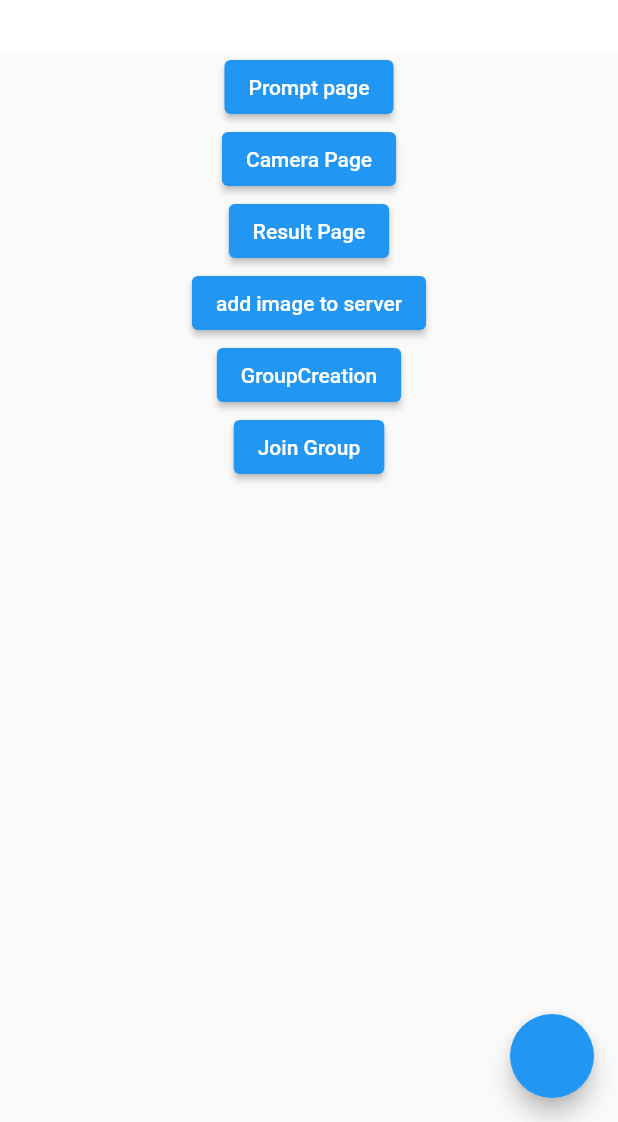
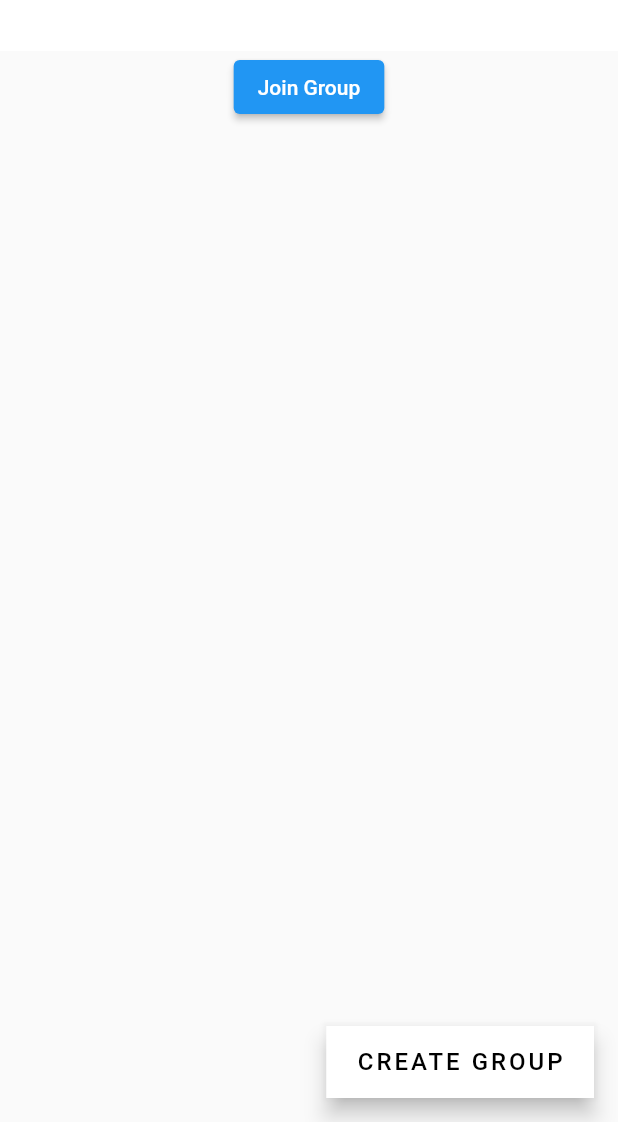
Before and after one commit to Martenere/mytakeapp, a Flutter app: the screen it shows after launch, on a phone screen of 412 x 824 dp, the part 114-1236 px from its top. Run offline on Flutter 3.47's test engine with Material 2 defaults, Android fonts, the light colour scheme and no system bars; our stand-ins replace camera, firebase_auth, firebase_core, firebase_database, firebase_storage, flutter_svg and 1 more; missing offline and left inert: carbon_icons; accounts and stored records are empty; Roboto replaces fonts that are missing (PTMono-reg).

Commit message:
Update HomeScreen.dart

```diff
--- a/lib/Screens/HomeScreen.dart
+++ b/lib/Screens/HomeScreen.dart
@@ -85,36 +85,16 @@ class HomeScreen extends StatelessWidget {
         backgroundColor: Colors.white,
         toolbarHeight: 110,
       ),
-      floatingActionButton: FloatingActionButton(onPressed: () {
+      floatingActionButton: FloatingActionButton.extended(
+        label: Text('CREATE GROUP', style: smNmameText,),
+        shape: BeveledRectangleBorder(borderRadius: BorderRadius.zero),
 
+        backgroundColor: Colors.white,
+        onPressed: () {
+        Navigator.pushNamed(context, '/GroupCreation');
       }),
       body: SingleChildScrollView(
         child: Column(children: [
-          ElevatedButton(
-              onPressed: () {
-                Navigator.pushNamed(context, '/PromptPage');
-              },
-              child: Text('Prompt page')),
-          ElevatedButton(
-              onPressed: () {
-                Navigator.pushNamed(context, '/CameraPage');
-              },
-              child: Text('Camera Page')),
-          ElevatedButton(
-              onPressed: () {
-                Navigator.pushNamed(context, '/Result');
-              },
-              child: Text('Result Page')),
-          ElevatedButton(
-              onPressed: () {
-                // fb.uploadFile();
-              },
-              child: Text('add image to server')),
-          ElevatedButton(
-              onPressed: () {
-                Navigator.pushNamed(context, '/GroupCreation');
-              },
-              child: Text('GroupCreation')),
           ElevatedButton(
               onPressed: () {
                 Navigator.pushNamed(context, '/JoinGroup');
@@ -260,8 +240,7 @@ class HardButton extends StatelessWidget {
           child: Icon(CarbonIcons.play),
         ),
       );
-    }
-    else if (group.isFinished){
+    } else if (group.isFinished) {
       return InkWell(
         onTap: () {
           Provider.of<GroupProvider>(context, listen: false).setGroup(group);
@@ -275,8 +254,7 @@ class HardButton extends StatelessWidget {
           ),
         ),
       );
-    }
-    else {
+    } else {
       return SizedBox();
     }
   }
```
